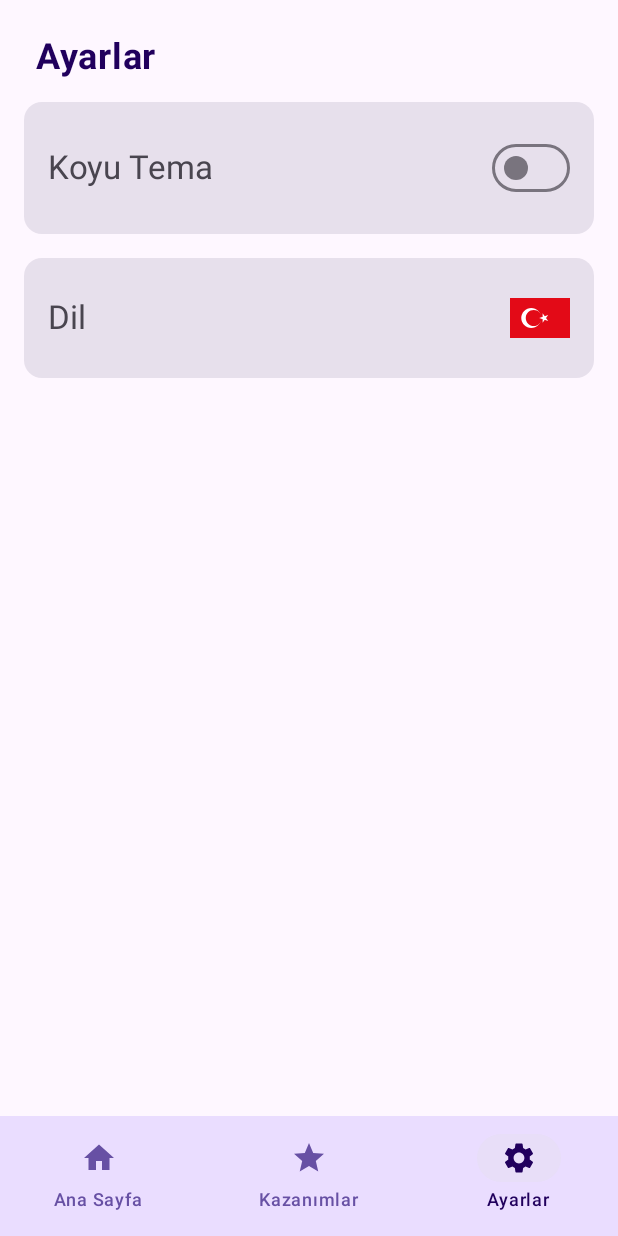
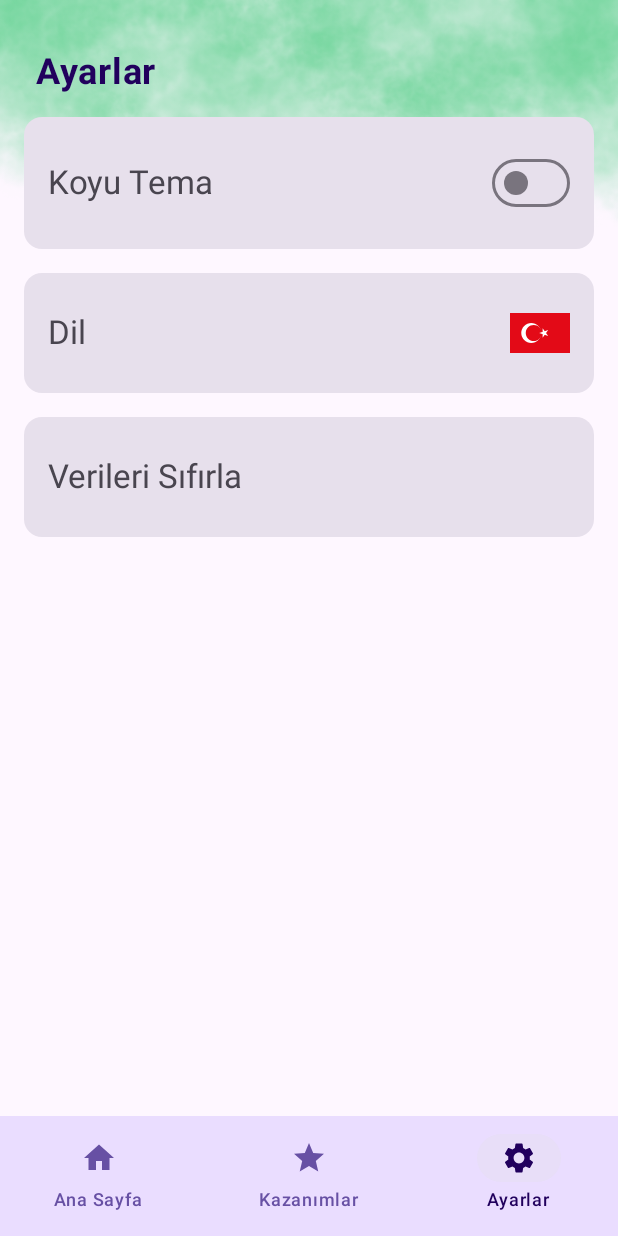
Before and after one commit to htutuncu/NefesAl, an Android app built with Jetpack Compose: the screen it shows after launch (MainActivity), item 3 of the bottom bar chosen, on a phone screen of 412 x 824 dp. Run offline under Robolectric (Android 15) with nearby library versions, the phone set to English and light mode, and no system bars; our stand-ins replace Dagger/Hilt's generated code; 3 statements that could not run were skipped.

Commit message:
Reset button addition and Home Screen improvements.

```diff
--- a/app/src/main/java/com/example/nefesal/ui/screens/home/HomeScreen.kt
+++ b/app/src/main/java/com/example/nefesal/ui/screens/home/HomeScreen.kt
@@ -9,6 +9,7 @@ import androidx.compose.animation.expandVertically
 import androidx.compose.animation.fadeIn
 import androidx.compose.animation.fadeOut
 import androidx.compose.animation.shrinkVertically
+import androidx.compose.foundation.Image
 import androidx.compose.foundation.layout.Arrangement
 import androidx.compose.foundation.layout.Box
 import androidx.compose.foundation.layout.Column
@@ -60,6 +61,7 @@ import androidx.compose.ui.text.input.KeyboardType
 import java.text.NumberFormat
 import androidx.compose.foundation.background
 import androidx.compose.foundation.layout.aspectRatio
+import androidx.compose.foundation.layout.fillMaxHeight
 import androidx.compose.foundation.layout.size
 import androidx.compose.foundation.lazy.grid.GridCells
 import androidx.compose.foundation.lazy.grid.LazyVerticalGrid
@@ -82,6 +84,8 @@ import java.time.format.DateTimeFormatter
 import java.util.Calendar
 import androidx.compose.foundation.lazy.LazyColumn
 import androidx.compose.foundation.lazy.items
+import androidx.compose.ui.layout.ContentScale
+import androidx.compose.ui.res.painterResource
 
 @RequiresApi(Build.VERSION_CODES.O)
 @SuppressLint("UnusedMaterial3ScaffoldPaddingParameter")
@@ -95,11 +99,20 @@ fun HomeScreen(
     Scaffold(
         containerColor = MaterialTheme.colorScheme.surface
     ) {
+
+        Image(
+            painter = painterResource(id = R.drawable.foggy),
+            contentDescription = "foggy",
+            modifier = Modifier.fillMaxWidth(),
+            contentScale = ContentScale.Crop
+        )
+
         Column(
             modifier = Modifier
                 .fillMaxSize()
                 .padding(16.dp)
         ) {
+            if (quitDate != null) {
                 Text(
                     text = localizedStringResource(R.string.time_you_can_breathe),
                     fontFamily = loraFamily,
@@ -111,6 +124,7 @@ fun HomeScreen(
                         .padding(vertical = 16.dp),
                     textAlign = TextAlign.Center
                 )
+            }
 
             AnimatedVisibility(
                 visible = quitDate == null,
@@ -133,6 +147,7 @@ fun HomeScreen(
                 Column(
                     modifier = Modifier
                         .fillMaxWidth()
+                        .fillMaxHeight()
                         .weight(1f),
                     verticalArrangement = Arrangement.Center,
                     horizontalAlignment = Alignment.CenterHorizontally
@@ -140,7 +155,7 @@ fun HomeScreen(
                     Text(
                         text = localizedStringResource(R.string.welcome_message),
                         fontFamily = loraFamily,
-                        style = MaterialTheme.typography.bodyLarge,
+                        fontSize = 24.sp,
                         textAlign = TextAlign.Center,
                         modifier = Modifier.padding(horizontal = 24.dp)
                     )
--- a/app/src/main/java/com/example/nefesal/ui/screens/settings/SettingsScreen.kt
+++ b/app/src/main/java/com/example/nefesal/ui/screens/settings/SettingsScreen.kt
@@ -1,5 +1,6 @@
 package com.example.nefesal.ui.screens.settings
 
+import androidx.compose.foundation.Image
 import androidx.compose.foundation.clickable
 import androidx.compose.foundation.layout.*
 import androidx.compose.material3.*
@@ -13,26 +14,44 @@ import androidx.hilt.navigation.compose.hiltViewModel
 import androidx.compose.runtime.collectAsState
 import androidx.compose.runtime.mutableStateOf
 import androidx.compose.runtime.remember
+import androidx.compose.runtime.rememberCoroutineScope
+import androidx.compose.runtime.setValue
 import com.example.nefesal.R
 import com.example.nefesal.util.localizedStringResource
 import androidx.compose.ui.graphics.Color
+import androidx.compose.ui.layout.ContentScale
 import androidx.compose.ui.text.font.FontWeight
 import androidx.compose.ui.text.style.TextAlign
 import androidx.compose.ui.unit.sp
+import com.example.nefesal.ui.screens.home.HomeViewModel
 import com.example.nefesal.ui.theme.loraFamily
+import com.example.nefesal.util.BaseBottomSheet
 
+@OptIn(ExperimentalMaterial3Api::class)
 @Composable
 fun SettingsScreen(
-    viewModel: SettingsViewModel = hiltViewModel()
+    viewModel: SettingsViewModel = hiltViewModel(),
+    homeViewModel: HomeViewModel = hiltViewModel()
 ) {
     val showLanguageDialog = remember { mutableStateOf(false) }
     val selectedLanguage by viewModel.selectedLanguage.collectAsState()
     val isDarkMode by viewModel.isDarkMode.collectAsState()
 
+    val sheetState = rememberModalBottomSheetState(skipPartiallyExpanded = true)
+    val scope = rememberCoroutineScope()
+    var showResetBottomSheet by remember { mutableStateOf(false) }
+
     Surface(
         modifier = Modifier.fillMaxSize(),
         color = MaterialTheme.colorScheme.background
     ) {
+        Image(
+            painter = painterResource(id = R.drawable.foggy),
+            contentDescription = "foggy",
+            modifier = Modifier.fillMaxWidth(),
+            contentScale = ContentScale.Crop
+        )
+
         Column(
             modifier = Modifier
                 .fillMaxWidth()
@@ -44,7 +63,7 @@ fun SettingsScreen(
                 fontWeight = FontWeight.Bold,
                 fontSize = 24.sp,
                 color = MaterialTheme.colorScheme.onPrimaryContainer,
-                modifier = Modifier.padding(8.dp)
+                modifier = Modifier.padding(top = 18.dp, bottom = 8.dp, start = 8.dp)
             )
 
             Card(
@@ -113,6 +132,31 @@ fun SettingsScreen(
                     )
                 }
             }
+
+            Card(
+                modifier = Modifier
+                    .fillMaxWidth()
+                    .padding(vertical = 8.dp),
+                colors = CardDefaults.cardColors(
+                    containerColor = MaterialTheme.colorScheme.surfaceVariant,
+                ),
+                onClick = {
+                    showResetBottomSheet = true
+                }
+            ) {
+                Row(
+                    modifier = Modifier
+                        .fillMaxWidth()
+                        .padding(horizontal = 16.dp, vertical = 26.dp),
+                    horizontalArrangement = Arrangement.SpaceBetween,
+                    verticalAlignment = Alignment.CenterVertically
+                ) {
+                    Text(
+                        text = localizedStringResource(R.string.reset),
+                        style = MaterialTheme.typography.titleLarge
+                    )
+                }
+            }
         }
     }
 
@@ -124,6 +168,23 @@ fun SettingsScreen(
                 showLanguageDialog.value = false
             },
             onDismiss = { showLanguageDialog.value = false }
+        )
+    }
+
+    if (showResetBottomSheet) {
+        BaseBottomSheet(
+            primaryButtonText = localizedStringResource(id = R.string.yes),
+            secondaryButtonText = localizedStringResource(id = R.string.no),
+            headerText = localizedStringResource(id = R.string.are_you_sure_reset),
+            onDismiss = { showResetBottomSheet = false },
+            onPrimaryAction = {
+                homeViewModel.resetQuitDate()
+                homeViewModel.resetSmokingData()
+                showResetBottomSheet = false
+            },
+            onSecondaryAction = {
+                showResetBottomSheet = false
+            }
         )
     }
 }
--- a/app/src/main/res/values/strings.xml
+++ b/app/src/main/res/values/strings.xml
@@ -1,6 +1,9 @@
 <?xml version="1.0" encoding="utf-8"?>
 <resources>
     <string name="app_name">Nefes Al</string>
+
+    <string name="yes">Evet</string>
+    <string name="no">Hayır</string>
 
     <!-- Ana Sayfa -->
     <string name="welcome">Hoş Geldiniz!</string>
@@ -28,6 +31,7 @@
     <string name="language_english">English</string>
     <string name="on">Açık</string>
     <string name="off">Kapalı</string>
+    <string name="reset">Verileri Sıfırla</string>
 
     <!-- Dialog -->
     <string name="next">İleri</string>
@@ -51,4 +55,5 @@
     <string name="time_format_hours">%d sa</string>
     <string name="welcome_message">Sigarayı bırakmaya karar verdiğiniz ve sağlıklı yaşamayı tercih ettiğiniz için tebrik ederiz.</string>
     <string name="choose_quit_time">Bırakma tarihinizi seçiniz</string>
+    <string name="are_you_sure_reset">Sıfırlamak istediğinize emin misiniz?</string>
 </resources>
```
Also changed, not shown: app/src/main/java/com/example/nefesal/ui/screens/home/HomeViewModel.kt (+12 -0 lines), app/src/main/java/com/example/nefesal/util/BaseBottomSheet.kt (added, +123 -0 lines), app/src/main/java/com/example/nefesal/util/PreferencesManager.kt (+14 -0 lines), app/src/main/res/drawable/foggy.png (added), 1 other file. Lines whose indentation alone changed are shown as unchanged.
